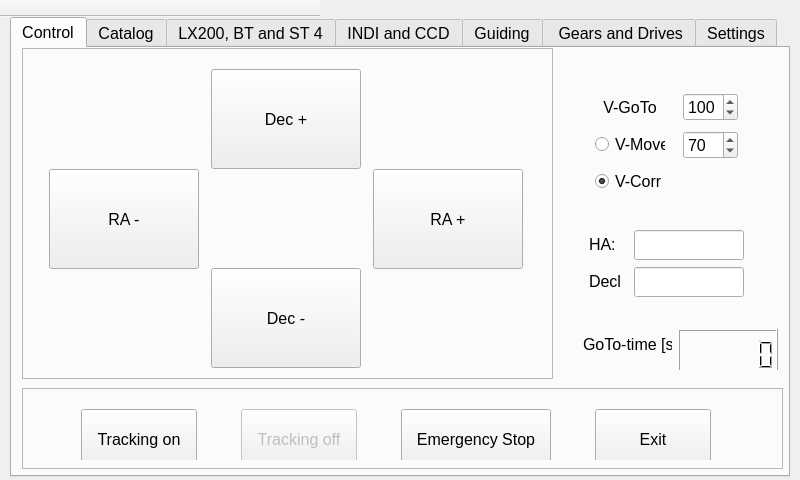
Above: mainwindow.ui from selste/TwoStepperControl before the change. Below: the same form after it.
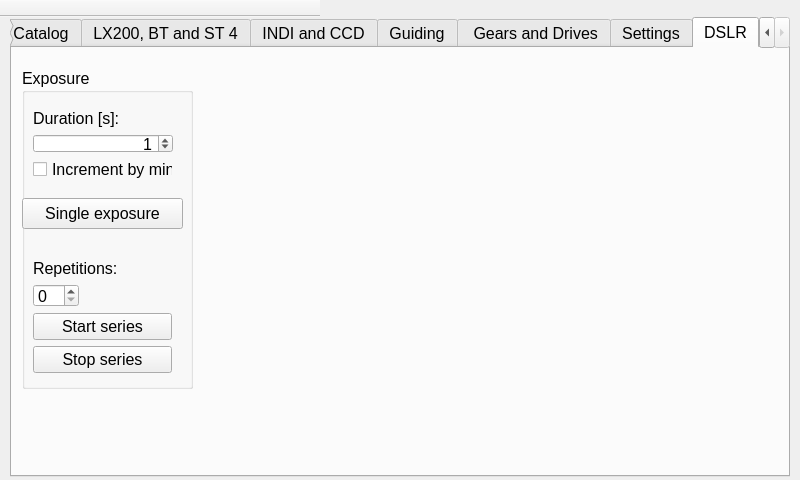
That is the form after the change. The open tabs and pages were chosen to show the change.

Diff of the .ui file:
```diff
--- a/mainwindow.ui
+++ b/mainwindow.ui
@@ -4510,6 +4510,129 @@
       </widget>
      </widget>
     </widget>
+    <widget class="QWidget" name="dslrTab">
+     <attribute name="title">
+      <string>DSLR</string>
+     </attribute>
+     <widget class="QGroupBox" name="gbDSLRExposure">
+      <property name="geometry">
+       <rect>
+        <x>10</x>
+        <y>20</y>
+        <width>171</width>
+        <height>321</height>
+       </rect>
+      </property>
+      <property name="title">
+       <string>Exposure</string>
+      </property>
+      <widget class="QPushButton" name="pbDSLRSingleShot">
+       <property name="geometry">
+        <rect>
+         <x>0</x>
+         <y>130</y>
+         <width>161</width>
+         <height>31</height>
+        </rect>
+       </property>
+       <property name="text">
+        <string>Single exposure</string>
+       </property>
+      </widget>
+      <widget class="QWidget" name="">
+       <property name="geometry">
+        <rect>
+         <x>0</x>
+         <y>30</y>
+         <width>162</width>
+         <height>92</height>
+        </rect>
+       </property>
+       <layout class="QVBoxLayout" name="verticalLayout_12">
+        <item>
+         <widget class="QLabel" name="lDuration">
+          <property name="text">
+           <string>Duration [s]:</string>
+          </property>
+         </widget>
+        </item>
+        <item>
+         <widget class="QSpinBox" name="sbDSLRDuration">
+          <property name="alignment">
+           <set>Qt::AlignRight|Qt::AlignTrailing|Qt::AlignVCenter</set>
+          </property>
+          <property name="maximum">
+           <number>7200</number>
+          </property>
+          <property name="value">
+           <number>1</number>
+          </property>
+         </widget>
+        </item>
+        <item>
+         <widget class="QCheckBox" name="cbDSLRIncrement">
+          <property name="text">
+           <string>Increment by mins</string>
+          </property>
+         </widget>
+        </item>
+       </layout>
+      </widget>
+      <widget class="QWidget" name="">
+       <property name="geometry">
+        <rect>
+         <x>0</x>
+         <y>180</y>
+         <width>161</width>
+         <height>136</height>
+        </rect>
+       </property>
+       <layout class="QVBoxLayout" name="verticalLayout_13">
+        <item>
+         <layout class="QGridLayout" name="gridLayout_15">
+          <item row="0" column="0" colspan="2">
+           <widget class="QLabel" name="lDSLRRep">
+            <property name="text">
+             <string>Repetitions:</string>
+            </property>
+           </widget>
+          </item>
+          <item row="1" column="0">
+           <widget class="QSpinBox" name="sbDSLRRepeat"/>
+          </item>
+          <item row="1" column="1">
+           <spacer name="horizontalSpacer_3">
+            <property name="orientation">
+             <enum>Qt::Horizontal</enum>
+            </property>
+            <property name="sizeHint" stdset="0">
+             <size>
+              <width>40</width>
+              <height>20</height>
+             </size>
+            </property>
+           </spacer>
+          </item>
+         </layout>
+        </item>
+        <item>
+         <widget class="QPushButton" name="pbDSLRStartSeries">
+          <property name="text">
+           <string>Start series</string>
+          </property>
+         </widget>
+        </item>
+        <item>
+         <widget class="QPushButton" name="pbDSLRStopSeries">
+          <property name="text">
+           <string>Stop series</string>
+          </property>
+         </widget>
+        </item>
+       </layout>
+      </widget>
+     </widget>
+    </widget>
    </widget>
    <widget class="QWidget" name="layoutWidget">
     <property name="geometry">
```
